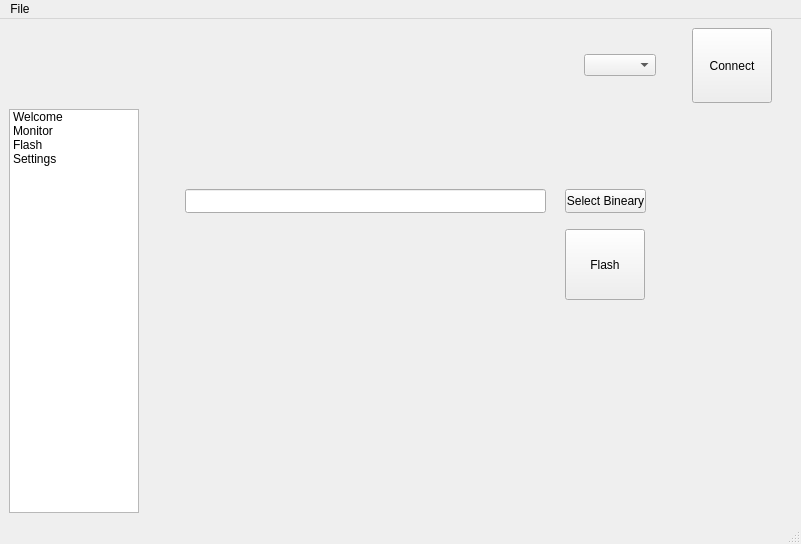
First picture: the form in configurator/mainwindow.ui, repository IDV7/betterflight, before the edit.
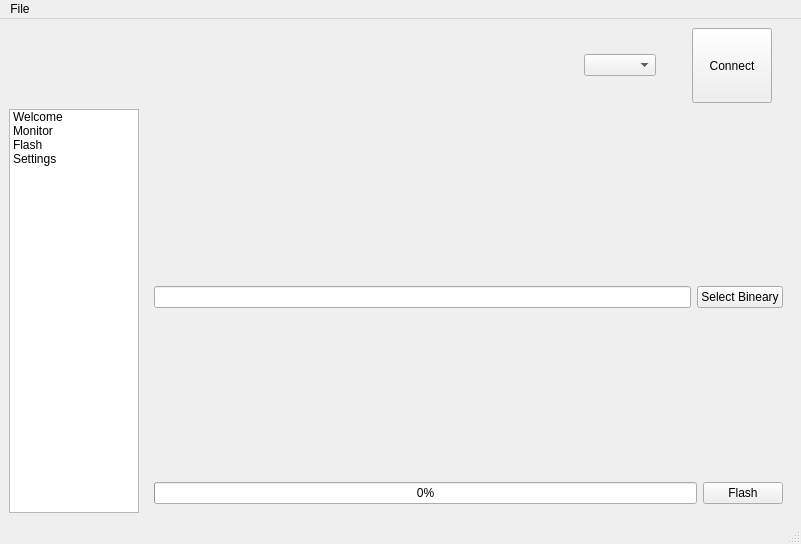
Second picture: the form after the edit.

The edit to the form file:
```diff
--- a/configurator/mainwindow.ui
+++ b/configurator/mainwindow.ui
@@ -88,6 +88,9 @@
     </item>
     <item>
      <layout class="QHBoxLayout" name="hlMainContent" stretch="1,5">
+      <property name="sizeConstraint">
+       <enum>QLayout::SetMaximumSize</enum>
+      </property>
       <item>
        <widget class="QListWidget" name="lwTabs">
         <property name="lineWidth">
@@ -177,45 +180,70 @@
          </widget>
         </widget>
         <widget class="QWidget" name="pFlash">
+         <layout class="QVBoxLayout" name="verticalLayout_3">
+          <item>
+           <spacer name="verticalSpacer">
+            <property name="orientation">
+             <enum>Qt::Vertical</enum>
+            </property>
+            <property name="sizeHint" stdset="0">
+             <size>
+              <width>20</width>
+              <height>40</height>
+             </size>
+            </property>
+           </spacer>
+          </item>
+          <item>
+           <layout class="QHBoxLayout" name="horizontalLayout">
+            <item>
          <widget class="QLineEdit" name="leBinaryPath">
-          <property name="geometry">
-           <rect>
-            <x>40</x>
-            <y>80</y>
-            <width>361</width>
-            <height>24</height>
-           </rect>
-          </property>
           <property name="readOnly">
            <bool>false</bool>
           </property>
          </widget>
+            </item>
+            <item>
          <widget class="QPushButton" name="pbSelectBin">
-          <property name="geometry">
-           <rect>
-            <x>420</x>
-            <y>80</y>
-            <width>81</width>
-            <height>24</height>
-           </rect>
-          </property>
           <property name="text">
            <string>Select Bineary</string>
           </property>
          </widget>
+            </item>
+           </layout>
+          </item>
+          <item>
+           <spacer name="verticalSpacer_2">
+            <property name="orientation">
+             <enum>Qt::Vertical</enum>
+            </property>
+            <property name="sizeHint" stdset="0">
+             <size>
+              <width>20</width>
+              <height>40</height>
+             </size>
+            </property>
+           </spacer>
+          </item>
+          <item>
+           <layout class="QHBoxLayout" name="horizontalLayout_2">
+            <item>
+             <widget class="QProgressBar" name="prFlashing">
+              <property name="value">
+               <number>0</number>
+              </property>
+             </widget>
+            </item>
+            <item>
          <widget class="QPushButton" name="pbFlash">
-          <property name="geometry">
-           <rect>
-            <x>420</x>
-            <y>120</y>
-            <width>80</width>
-            <height>71</height>
-           </rect>
-          </property>
           <property name="text">
            <string>Flash</string>
           </property>
          </widget>
+            </item>
+           </layout>
+          </item>
+         </layout>
         </widget>
         <widget class="QWidget" name="pSettings">
          <widget class="QLabel" name="label">
```
Left out of the diff: 36 changed lines with no effect on the pictures. Lines whose indentation alone changed are shown as unchanged.
